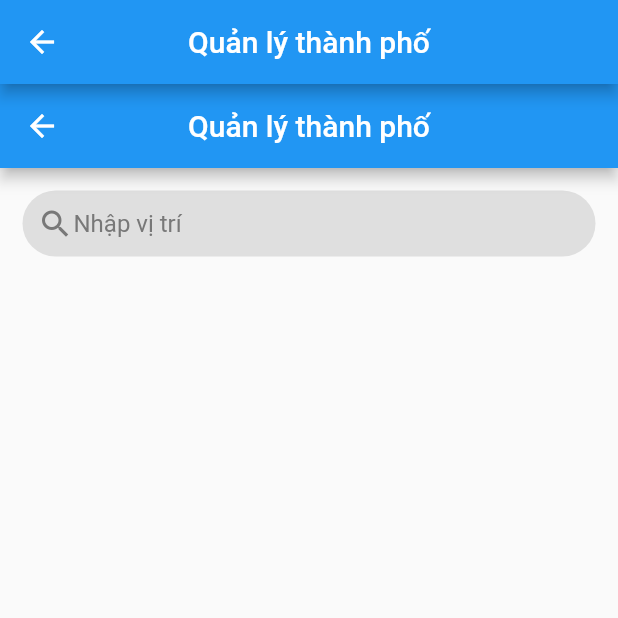
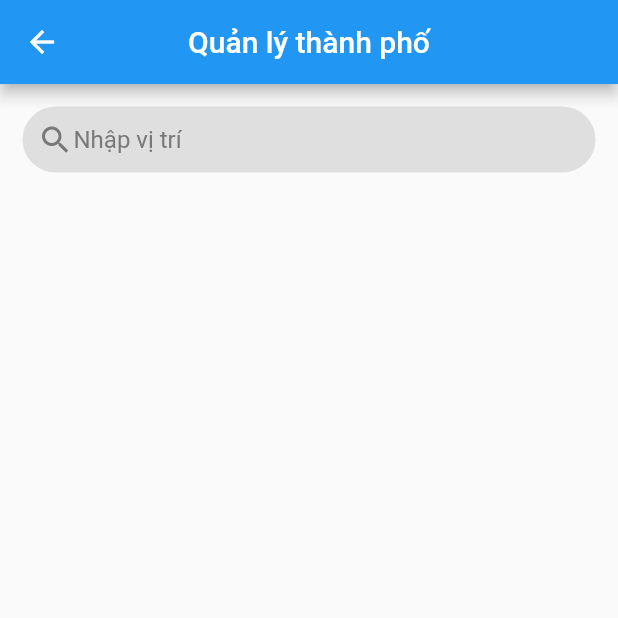
Before and after one commit to Phong2002/Flutter-Group16, a Flutter app: the LocationPage screen opened directly, on a phone screen of 412 x 824 dp, the top half of it. Run offline on Flutter 3.47's test engine with Material 2 defaults, Android fonts, the phone set to English and light mode, and no system bars; our stand-ins replace firebase_auth, firebase_core, firebase_database, flutter_dotenv, flutter_localization, font_awesome_flutter and 4 more; missing offline and left inert: dart:ffi; accounts and stored records are empty; network calls fail; statements that could not run were skipped.

```diff
--- a/weather_app/lib/Screens/LocationPage.dart
+++ b/weather_app/lib/Screens/LocationPage.dart
@@ -7,7 +7,6 @@ class LocationPage extends StatelessWidget {
   @override
   Widget build(BuildContext context) {
     return Scaffold(
-      appBar: AppBar(title: Text("Quản lý thành phố"),centerTitle: true),
       body: Location(),
       backgroundColor: Colors.white,
       // This trailing comma makes auto-formatting nicer for build methods.
```
